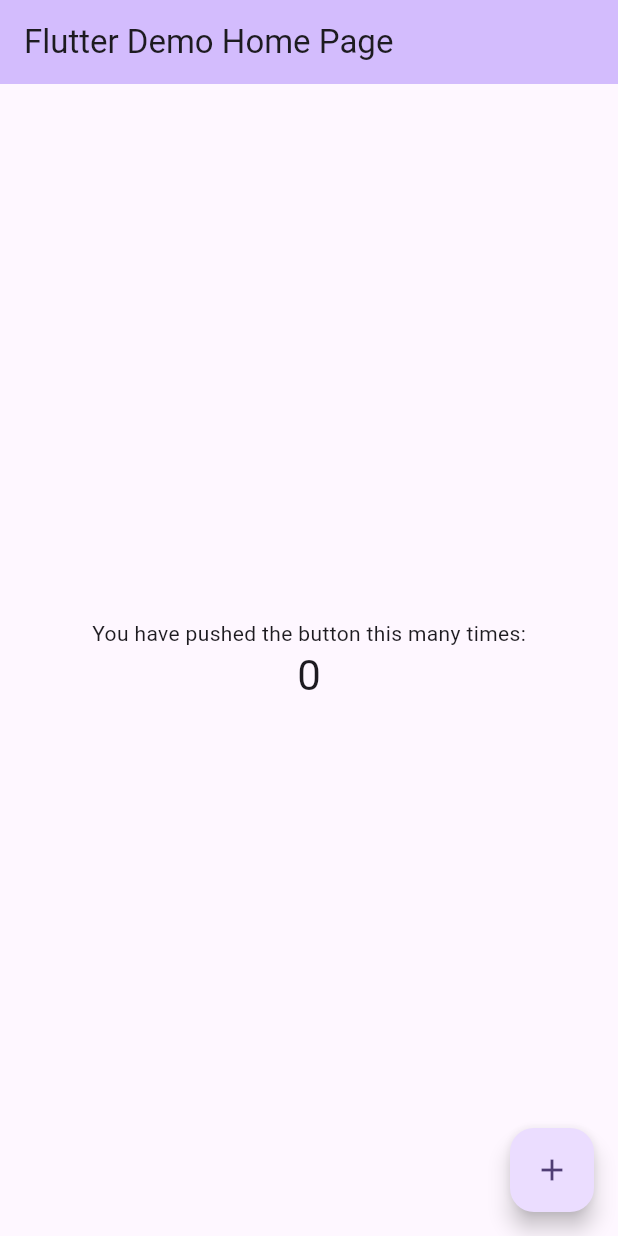
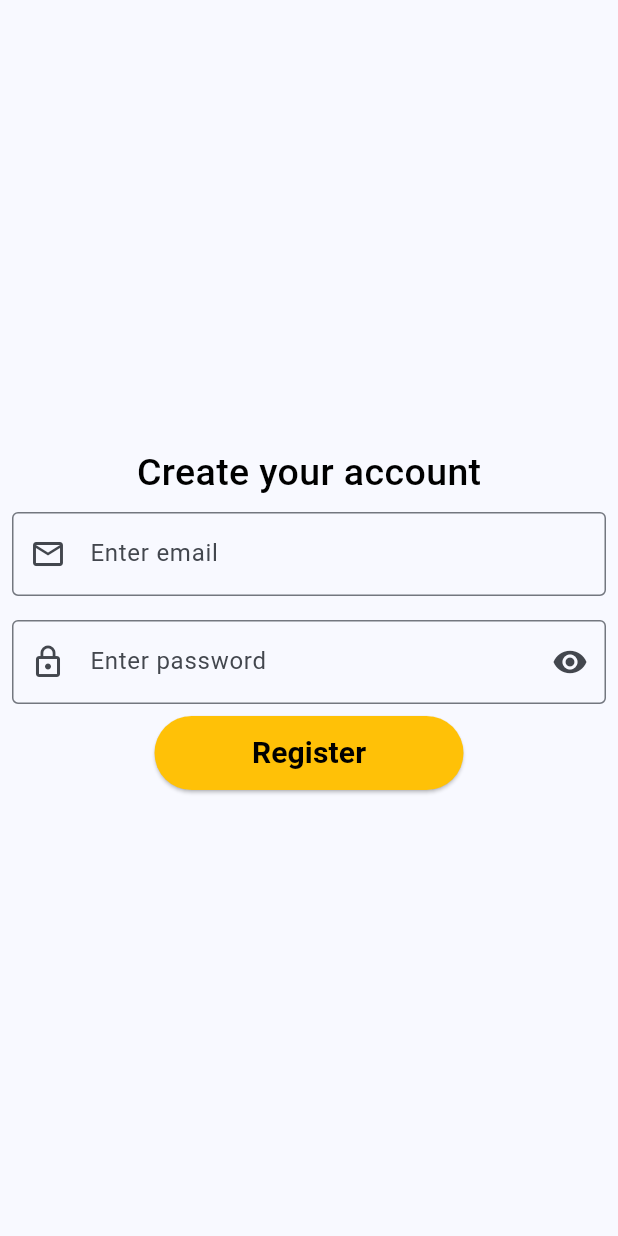
Before and after one commit to dilanranasinghe96/todo-app, a Flutter app: the screen it shows after launch, on a phone screen of 412 x 824 dp. Run offline on Flutter 3.47's test engine with Material 3 defaults, Android fonts, the phone set to English and light mode, and no system bars.

Commit message:
create account

```diff
--- /dev/null
+++ b/lib/components/custom_button.dart
@@ -0,0 +1,45 @@
+import 'package:flutter/material.dart';
+
+import 'custom_text.dart';
+
+class CustomButton extends StatelessWidget {
+  CustomButton(
+      {super.key,
+      required this.size,
+      required this.ontap,
+      required this.text,
+      required this.buttonColor,
+      required this.textColor,
+      required this.bHeight,
+      required this.bWidth,
+      required this.fSize});
+
+  final Size size;
+  VoidCallback ontap;
+  Color buttonColor;
+  Color textColor;
+  String text;
+  double bWidth;
+  double bHeight;
+  double fSize;
+
+  @override
+  Widget build(BuildContext context) {
+    return SizedBox(
+        width: bWidth,
+        height: bHeight,
+        child: ElevatedButton(
+          style: ButtonStyle(
+            backgroundColor: MaterialStatePropertyAll(buttonColor),
+          ),
+          onPressed: ontap,
+          child: Center(
+            child: CustomText(
+                color: textColor,
+                fsize: fSize,
+                fweight: FontWeight.bold,
+                text: text),
+          ),
+        ));
+  }
+}
--- /dev/null
+++ b/lib/components/custom_text.dart
@@ -0,0 +1,21 @@
+import 'package:flutter/material.dart';
+
+class CustomText extends StatelessWidget {
+  CustomText(
+      {super.key,
+      required this.text,
+      required this.color,
+      required this.fsize,
+      required this.fweight});
+
+  String text;
+  Color color;
+  double fsize;
+  FontWeight fweight;
+
+  @override
+  Widget build(BuildContext context) {
+    return Text(text,
+        style: TextStyle(color: color, fontSize: fsize, fontWeight: fweight));
+  }
+}
--- /dev/null
+++ b/lib/components/custom_textfield.dart
@@ -0,0 +1,50 @@
+import 'package:flutter/material.dart';
+
+class CustomTextField extends StatefulWidget {
+  CustomTextField(
+      {super.key,
+      this.isPassword = false,
+      required this.label,
+      required this.controller,
+      required this.prefix,
+      required this.errorText});
+  bool isPassword;
+  String label;
+  IconData prefix;
+  String? errorText;
+  TextEditingController controller = TextEditingController();
+
+  @override
+  State<CustomTextField> createState() => _CustomTextFieldState();
+}
+
+class _CustomTextFieldState extends State<CustomTextField> {
+  bool isObscure = true;
+
+  @override
+  Widget build(BuildContext context) {
+    final size = MediaQuery.of(context).size;
+    return Padding(
+      padding: const EdgeInsets.all(8.0),
+      child: TextField(
+          controller: widget.controller,
+          obscureText: widget.isPassword == false ? !isObscure : isObscure,
+          decoration: InputDecoration(
+              border: const OutlineInputBorder(),
+              label: Text(widget.label),
+              // errorStyle: const TextStyle(color: Colors.red, fontSize: 15),
+              errorText: widget.errorText,
+              prefixIcon: Icon(widget.prefix),
+              suffixIcon: widget.isPassword == true
+                  ? GestureDetector(
+                      onTap: () {
+                        setState(() {
+                          isObscure = !isObscure;
+                        });
+                      },
+                      child: Icon(
+                          isObscure ? Icons.visibility : Icons.visibility_off))
+                  : null)),
+    );
+  }
+}
--- /dev/null
+++ b/lib/config.dart
@@ -0,0 +1,2 @@
+const url = 'http://192.168.148.161:3000/';
+const registration = "${url}registration";
--- a/lib/main.dart
+++ b/lib/main.dart
@@ -1,4 +1,5 @@
 import 'package:flutter/material.dart';
+import 'package:todo_app/screens/auth/registration_page.dart';
 
 void main() {
   runApp(const MyApp());
@@ -7,119 +8,16 @@ void main() {
 class MyApp extends StatelessWidget {
   const MyApp({super.key});
 
-  // This widget is the root of your application.
   @override
   Widget build(BuildContext context) {
     return MaterialApp(
-      title: 'Flutter Demo',
+      debugShowCheckedModeBanner: false,
+      title: 'ToDo App',
       theme: ThemeData(
-        // This is the theme of your application.
-        //
-        // TRY THIS: Try running your application with "flutter run". You'll see
-        // the application has a purple toolbar. Then, without quitting the app,
-        // try changing the seedColor in the colorScheme below to Colors.green
-        // and then invoke "hot reload" (save your changes or press the "hot
-        // reload" button in a Flutter-supported IDE, or press "r" if you used
-        // the command line to start the app).
-        //
-        // Notice that the counter didn't reset back to zero; the application
-        // state is not lost during the reload. To reset the state, use hot
-        // restart instead.
-        //
-        // This works for code too, not just values: Most code changes can be
-        // tested with just a hot reload.
-        colorScheme: ColorScheme.fromSeed(seedColor: Colors.deepPurple),
+        colorScheme: ColorScheme.fromSeed(seedColor: Colors.blue),
         useMaterial3: true,
       ),
-      home: const MyHomePage(title: 'Flutter Demo Home Page'),
+      home: const RegistrationPage(),
     );
   }
 }
-
-class MyHomePage extends StatefulWidget {
-  const MyHomePage({super.key, required this.title});
-
-  // This widget is the home page of your application. It is stateful, meaning
-  // that it has a State object (defined below) that contains fields that affect
-  // how it looks.
-
-  // This class is the configuration for the state. It holds the values (in this
-  // case the title) provided by the parent (in this case the App widget) and
-  // used by the build method of the State. Fields in a Widget subclass are
-  // always marked "final".
-
-  final String title;
-
-  @override
-  State<MyHomePage> createState() => _MyHomePageState();
-}
-
-class _MyHomePageState extends State<MyHomePage> {
-  int _counter = 0;
-
-  void _incrementCounter() {
-    setState(() {
-      // This call to setState tells the Flutter framework that something has
-      // changed in this State, which causes it to rerun the build method below
-      // so that the display can reflect the updated values. If we changed
-      // _counter without calling setState(), then the build method would not be
-      // called again, and so nothing would appear to happen.
-      _counter++;
-    });
-  }
-
-  @override
-  Widget build(BuildContext context) {
-    // This method is rerun every time setState is called, for instance as done
-    // by the _incrementCounter method above.
-    //
-    // The Flutter framework has been optimized to make rerunning build methods
-    // fast, so that you can just rebuild anything that needs updating rather
-    // than having to individually change instances of widgets.
-    return Scaffold(
-      appBar: AppBar(
-        // TRY THIS: Try changing the color here to a specific color (to
-        // Colors.amber, perhaps?) and trigger a hot reload to see the AppBar
-        // change color while the other colors stay the same.
-        backgroundColor: Theme.of(context).colorScheme.inversePrimary,
-        // Here we take the value from the MyHomePage object that was created by
-        // the App.build method, and use it to set our appbar title.
-        title: Text(widget.title),
-      ),
-      body: Center(
-        // Center is a layout widget. It takes a single child and positions it
-        // in the middle of the parent.
-        child: Column(
-          // Column is also a layout widget. It takes a list of children and
-          // arranges them vertically. By default, it sizes itself to fit its
-          // children horizontally, and tries to be as tall as its parent.
-          //
-          // Column has various properties to control how it sizes itself and
-          // how it positions its children. Here we use mainAxisAlignment to
-          // center the children vertically; the main axis here is the vertical
-          // axis because Columns are vertical (the cross axis would be
-          // horizontal).
-          //
-          // TRY THIS: Invoke "debug painting" (choose the "Toggle Debug Paint"
-          // action in the IDE, or press "p" in the console), to see the
-          // wireframe for each widget.
-          mainAxisAlignment: MainAxisAlignment.center,
-          children: <Widget>[
-            const Text(
-              'You have pushed the button this many times:',
-            ),
-            Text(
-              '$_counter',
-              style: Theme.of(context).textTheme.headlineMedium,
-            ),
-          ],
-        ),
-      ),
-      floatingActionButton: FloatingActionButton(
-        onPressed: _incrementCounter,
-        tooltip: 'Increment',
-        child: const Icon(Icons.add),
-      ), // This trailing comma makes auto-formatting nicer for build methods.
-    );
-  }
-}
--- /dev/null
+++ b/lib/screens/auth/registration_page.dart
@@ -0,0 +1,79 @@
+import 'dart:convert';
+
+import 'package:flutter/material.dart';
+import 'package:http/http.dart' as http;
+import 'package:todo_app/components/custom_button.dart';
+import 'package:todo_app/components/custom_text.dart';
+import 'package:todo_app/components/custom_textfield.dart';
+import 'package:todo_app/config.dart';
+
+class RegistrationPage extends StatefulWidget {
+  const RegistrationPage({super.key});
+
+  @override
+  State<RegistrationPage> createState() => _RegistrationPageState();
+}
+
+class _RegistrationPageState extends State<RegistrationPage> {
+  TextEditingController emailController = TextEditingController();
+  TextEditingController pwdController = TextEditingController();
+  bool isNotValidate = false;
+
+  registerUser() async {
+    if (emailController.text.isNotEmpty && pwdController.text.isNotEmpty) {
+      var regBody = {
+        "email": emailController.text,
+        "password": pwdController.text
+      };
+
+      var respose = await http.post(Uri.parse(registration),
+          headers: {"Content-Type": "application/json"},
+          body: jsonEncode(regBody));
+
+      print(respose);
+    } else {
+      setState(() {
+        isNotValidate = true;
+      });
+    }
+  }
+
+  @override
+  Widget build(BuildContext context) {
+    final size = MediaQuery.of(context).size;
+    return Scaffold(
+      body: Column(
+        mainAxisAlignment: MainAxisAlignment.center,
+        children: [
+          CustomText(
+              text: "Create your account",
+              color: Colors.black,
+              fsize: 25,
+              fweight: FontWeight.w500),
+          CustomTextField(
+              errorText: isNotValidate == true ? "Enter valid email" : null,
+              label: 'Enter email',
+              controller: emailController,
+              prefix: Icons.email_outlined),
+          CustomTextField(
+              errorText: isNotValidate == true ? "Enter valid password" : null,
+              isPassword: true,
+              label: 'Enter password',
+              controller: pwdController,
+              prefix: Icons.lock_outline),
+          CustomButton(
+              size: size,
+              ontap: () {
+                registerUser();
+              },
+              text: 'Register',
+              buttonColor: Colors.amber,
+              textColor: Colors.black,
+              bHeight: size.height * 0.06,
+              bWidth: size.width * 0.5,
+              fSize: 20)
+        ],
+      ),
+    );
+  }
+}
--- a/pubspec.yaml
+++ b/pubspec.yaml
@@ -35,6 +35,7 @@ dependencies:
   # The following adds the Cupertino Icons font to your application.
   # Use with the CupertinoIcons class for iOS style icons.
   cupertino_icons: ^1.0.2
+  http: ^1.2.0
 
 dev_dependencies:
   flutter_test:
```
Also changed, not shown: lib/screens/auth/login_page.dart (added), lib/screens/splash screen/splash_screen.dart (added), pubspec.lock.
